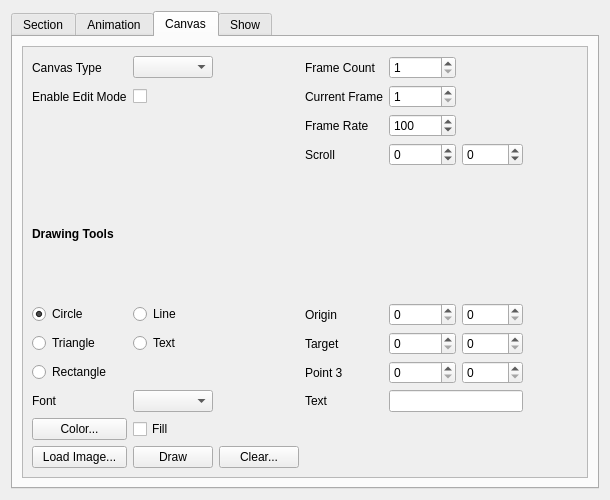
Above: src/widget/maestrocontrol.ui from 8bitbuddhist/PixelMaestro-Studio before the change. Below: the same form after it.
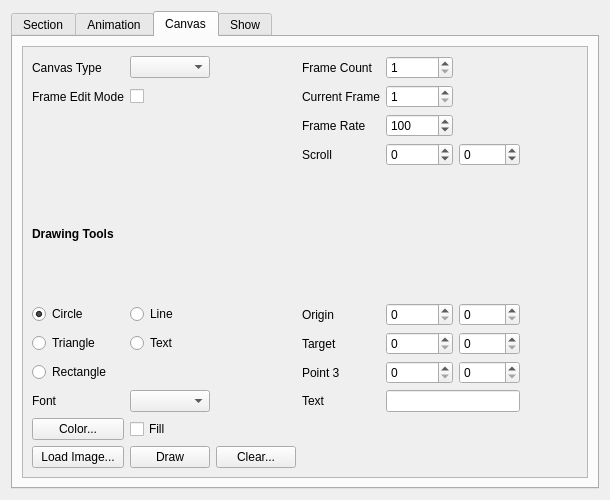
That is the form after the change.

Patch:
```diff
--- a/src/widget/maestrocontrol.ui
+++ b/src/widget/maestrocontrol.ui
@@ -452,7 +452,7 @@
            <rect>
             <x>0</x>
             <y>0</y>
-            <width>590</width>
+            <width>588</width>
             <height>414</height>
            </rect>
           </property>
@@ -617,7 +617,7 @@
            <item row="1" column="0">
             <widget class="QLabel" name="toggleCanvasModeLabel">
              <property name="text">
-              <string>Enable Edit Mode</string>
+              <string>Frame Edit Mode</string>
              </property>
             </widget>
            </item>
```
Left out of the diff: 79 changed lines with no effect on the pictures.
